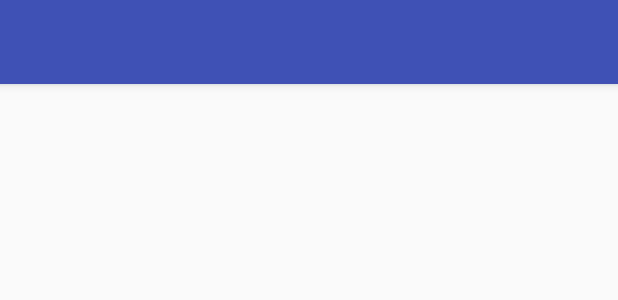
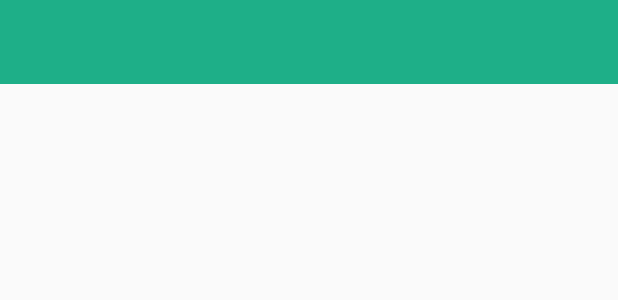
Before and after one commit to johnfrits/capstone-project-landuino, an Android app: the layout activity_list.xml on its own in the app's theme, with its tools: preview values and no code run, on a phone screen of 412 x 824 dp. Shown: the top 300 px of the screen. Run offline under Robolectric (Android 15) with nearby library versions, the phone set to English and light mode, and no system bars.

Commit message:
konting kembot

```diff
--- a/app/build.gradle
+++ b/app/build.gradle
@@ -44,9 +44,8 @@ dependencies {
     }
     compile 'com.mikepenz:fontawesome-typeface:+@aar'
     compile 'com.skyfishjy.ripplebackground:library:1.0.1'
-    compile 'com.github.d-max:spots-dialog:0.7@aar'
-
     compile 'com.github.felHR85:UsbSerial:4.5'
     compile 'com.android.support:recyclerview-v7:24.0.0'
     compile 'com.android.support:support-v4:24.+'
+    compile 'com.chauthai.swipereveallayout:swipe-reveal-layout:1.4.0'
 }
--- a/app/src/main/res/layout/activity_list.xml
+++ b/app/src/main/res/layout/activity_list.xml
@@ -1,30 +1,32 @@
 <?xml version="1.0" encoding="utf-8"?>
-<android.support.design.widget.CoordinatorLayout xmlns:android="http://schemas.android.com/apk/res/android"
+<LinearLayout xmlns:android="http://schemas.android.com/apk/res/android"
     xmlns:app="http://schemas.android.com/apk/res-auto"
-    xmlns:tools="http://schemas.android.com/tools"
     android:layout_width="match_parent"
     android:layout_height="match_parent"
-    android:fitsSystemWindows="true"
-    tools:context="com.example.admin123.smsams.activity.ListActivity">
+    android:orientation="vertical"
+    android:weightSum="1">
 
-    <android.support.design.widget.AppBarLayout
+    <android.support.v7.widget.Toolbar
+        android:id="@+id/toolbar"
         android:layout_width="match_parent"
-        android:layout_height="wrap_content"
-        android:theme="@style/AppTheme.AppBarOverlay">
+        android:layout_height="?attr/actionBarSize"
+        android:background="?attr/colorAccent"
+        app:popupTheme="@style/AppTheme.PopupOverlay"
+        app:theme="@style/ThemeOverlay.AppCompat.Dark.ActionBar"
+        app:titleTextColor="@android:color/white"/>
 
-        <android.support.v7.widget.Toolbar
-            android:id="@+id/toolbar"
-            android:layout_width="match_parent"
-            android:layout_height="?attr/actionBarSize"
-            android:background="?attr/colorPrimary"
-            app:popupTheme="@style/AppTheme.PopupOverlay"
-            android:orderInCategory="100"
-            android:showAsAction="never">
-        </android.support.v7.widget.Toolbar>
+    <RelativeLayout
+        android:layout_width="match_parent"
+        android:layout_height="match_parent">
+
+        <ListView
+            android:id="@+id/list_view"
+            android:layout_width="wrap_content"
+            android:layout_height="match_parent"
+            android:divider="@null"
+            android:layout_weight="0.68"
+            android:layout_alignParentStart="true" />
+    </RelativeLayout>
 
 
-    </android.support.design.widget.AppBarLayout>
-
-    <include layout="@layout/content_list" />
-
-</android.support.design.widget.CoordinatorLayout>
+</LinearLayout>
--- a/app/src/main/res/layout/content_list.xml
+++ /dev/null
@@ -1,18 +0,0 @@
-<?xml version="1.0" encoding="utf-8"?>
-<LinearLayout xmlns:android="http://schemas.android.com/apk/res/android"
-    xmlns:app="http://schemas.android.com/apk/res-auto"
-    xmlns:tools="http://schemas.android.com/tools"
-    android:id="@+id/content_list"
-    android:layout_width="match_parent"
-    android:layout_height="match_parent"
-    android:orientation="vertical"
-    android:paddingBottom="@dimen/activity_vertical_margin"
-    android:paddingLeft="@dimen/activity_horizontal_margin"
-    android:paddingRight="@dimen/activity_horizontal_margin"
-    android:paddingTop="@dimen/activity_vertical_margin"
-    app:layout_behavior="@string/appbar_scrolling_view_behavior"
-    tools:context="com.example.admin123.smsams.activity.ListActivity"
-    tools:showIn="@layout/activity_list">
-
-
-</LinearLayout>
--- /dev/null
+++ b/app/src/main/res/values-w820dp/dimens.xml
@@ -0,0 +1,6 @@
+<resources>
+    <!-- Example customization of dimensions originally defined in res/values/dimens.xml
+         (such as screen margins) for screens with more than 820dp of available width. This
+         would include 7" and 10" devices in landscape (~960dp and ~1280dp respectively). -->
+    <dimen name="activity_horizontal_margin">64dp</dimen>
+</resources>
--- a/app/src/main/res/values/strings.xml
+++ b/app/src/main/res/values/strings.xml
@@ -37,5 +37,8 @@
     <string name="loc_disabled">Location Disabled</string>
     <string name="arduino_connected">Connected</string>
     <string name="arduino_not_connected">Not Connected</string>
+    <string name="area_list">Area List</string>
+    <string name="info">Info</string>
+    <string name="statistic">Statistic</string>
 
 </resources>
```
Also changed, not shown: app/src/main/AndroidManifest.xml (+12 -7 lines), app/src/main/java/com/example/admin123/smsams/activity/AreaListActivity.java (added, +106 -0 lines), app/src/main/java/com/example/admin123/smsams/activity/InfoViewActivity.java (added, +22 -0 lines), app/src/main/java/com/example/admin123/smsams/activity/ListActivity.java (deleted, +0 -42 lines), app/src/main/java/com/example/admin123/smsams/activity/ListAdapter.java (added, +108 -0 lines), app/src/main/java/com/example/admin123/smsams/activity/MainActivity.java (+9 -27 lines), app/src/main/res/layout/activity_info_view.xml (added, +27 -0 lines), app/src/main/res/layout/content_main.xml (+2 -11 lines), app/src/main/res/layout/row_list.xml (added, +61 -0 lines).
